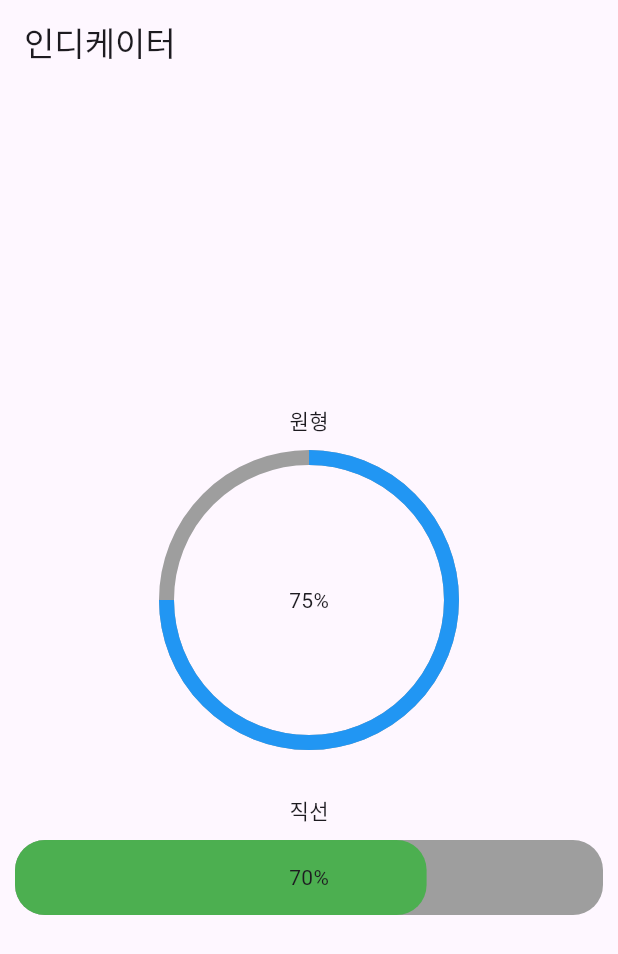
After one commit to ljs1990-tj/Flutter_Ex1_202505, a Flutter app: the IndicatorExam screen opened directly, on a phone screen of 412 x 824 dp. The commit adds this screen. Shown: the top 954 px of the screen. Run offline on Flutter 3.47's test engine with Material 3 defaults, Android fonts, the phone set to English and light mode, and no system bars; drawn by our look-alikes of percent_indicator; our stand-ins replace carousel_slider, confetti, flutter_rating_bar, flutter_slidable, fluttertoast, google_fonts and 4 more; missing offline and left inert: shared_preferences_android; accounts and stored records are empty.

Commit message:
2025.05.28 8교시

```diff
--- /dev/null
+++ b/lib/day4/indicator.dart
@@ -0,0 +1,60 @@
+import 'package:flutter/material.dart';
+import 'package:percent_indicator/circular_percent_indicator.dart';
+import 'package:percent_indicator/linear_percent_indicator.dart';
+
+void main() => runApp(IndicatorApp());
+
+class IndicatorApp extends StatelessWidget {
+  const IndicatorApp({super.key});
+
+  @override
+  Widget build(BuildContext context) {
+    return MaterialApp(
+      home : IndicatorExam()
+    );
+  }
+}
+
+class IndicatorExam extends StatelessWidget {
+  const IndicatorExam({super.key});
+
+  @override
+  Widget build(BuildContext context) {
+    return Scaffold(
+      appBar: AppBar(title : Text("인디케이터")),
+      body : Center(
+        child: Column(
+          mainAxisAlignment: MainAxisAlignment.center,
+          children: [
+            Text("원형"),
+            SizedBox(height: 10,),
+            CircularPercentIndicator(
+                radius: 100,
+                lineWidth: 10,
+                percent: 0.75,
+                center: Text("75%"),
+                progressColor: Colors.blue,
+                backgroundColor: Colors.grey,
+                animation: true,
+                animationDuration: 1000,
+            ),
+            SizedBox(height: 30,),
+            Text("직선"),
+            SizedBox(height: 10,),
+            LinearPercentIndicator(
+              lineHeight: 50,
+              percent: 0.7,
+              center: Text("70%"),
+              progressColor: Colors.green,
+              backgroundColor: Colors.grey,
+              animation: true,
+              animationDuration: 1000,
+              barRadius: Radius.circular(20),
+            )
+
+          ],
+        ),
+      )
+    );
+  }
+}
--- a/pubspec.yaml
+++ b/pubspec.yaml
@@ -38,6 +38,9 @@ dependencies:
   confetti:
   google_fonts:
   sqflite:
+  percent_indicator:
+  shared_preferences:
+  flutter_slidable:
 
   # The following adds the Cupertino Icons font to your application.
   # Use with the CupertinoIcons class for iOS style icons.
```
Also changed, not shown: lib/day4/db_sample.dart (+70 -1 lines), lib/day4/shared.dart (added, +61 -0 lines), lib/day4/slidable.dart (added, +67 -0 lines), pubspec.lock, 1 other file.
